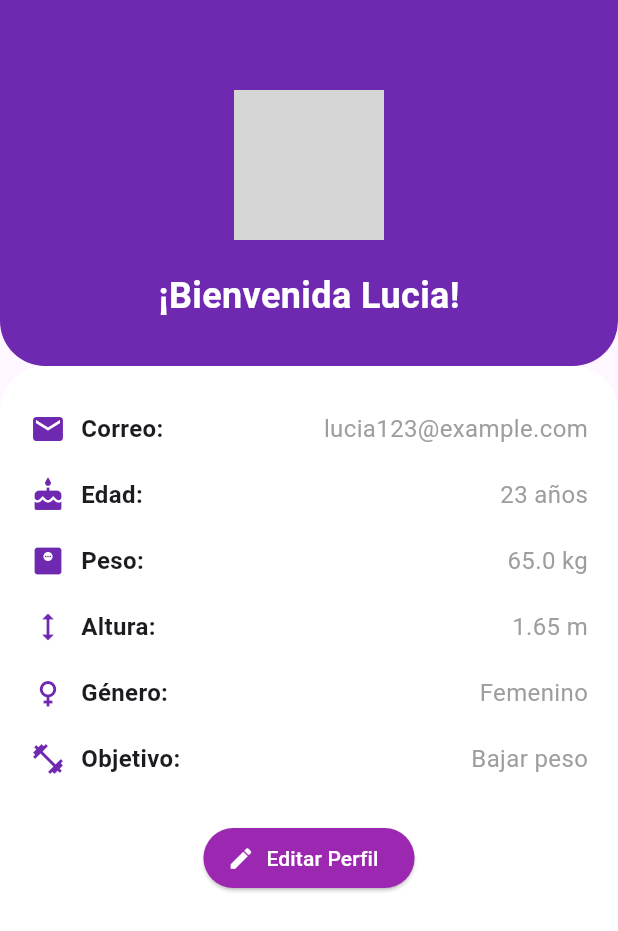
After one commit to lili195/habits-tracker, a Flutter app: the UserPage screen opened directly, on a phone screen of 412 x 824 dp. The commit adds this screen. Shown: the top 931 px of the screen. Run offline on Flutter 3.47's test engine with Material 3 defaults, Android fonts, the phone set to English and light mode, and no system bars; network calls fail; statements that could not run were skipped; grey boxes are pictures that could not be loaded.

Commit message:
perfil del usuario

```diff
--- a/habits_tracker_app/lib/pages/login_page.dart
+++ b/habits_tracker_app/lib/pages/login_page.dart
@@ -1,49 +1,49 @@
-import 'package:flutter/material.dart';
+// import 'package:flutter/material.dart';
 
-class LoginPage extends StatefulWidget {
-  const LoginPage({super.key});
+// class LoginPage extends StatefulWidget {
+//   const LoginPage({super.key});
 
-  @override
-  State<LoginPage> createState() => _LoginPageState();
-}
+//   @override
+//   State<LoginPage> createState() => _LoginPageState();
+// }
 
-class _LoginPageState extends State<LoginPage> {
-  bool _obscureText = true;
+// class _LoginPageState extends State<LoginPage> {
+//   bool _obscureText = true;
 
-  @override
-  Widget build(BuildContext context) {
-    return Scaffold(
-      backgroundColor: Colors.white, // Fondo blanco
-      body: Padding(
-        padding: const EdgeInsets.all(16.0),
-        child: Center(
-          child: SingleChildScrollView(
-            child: Column(
-              mainAxisAlignment: MainAxisAlignment.center,
-              children: [
-                const WelcomeMessage(), // Mensaje de bienvenida
-                const SizedBox(height: 30),
-                const UsernameField(), // Campo de usuario
-                const SizedBox(height: 20),
-                PasswordField(obscureText: _obscureText, onIconPressed: () {
-                  setState(() {
-                    _obscureText = !_obscureText; // Alternar visibilidad
-                  });
-                }),
-                const SizedBox(height: 30),
-                LoginButton(onPressed: () {
-                  // Lógica de login
-                  Navigator.pushReplacementNamed(context, 'home');
-                }),
-                const SizedBox(height: 20),
-                RegisterButton(onPressed: () {
-                  Navigator.pushReplacementNamed(context, 'SingUp');
-                }),
-              ],
-            ),
-          ),
-        ),
-      ),
-    );
-  }
-}
+//   @override
+//   Widget build(BuildContext context) {
+//     return Scaffold(
+//       backgroundColor: Colors.white, // Fondo blanco
+//       body: Padding(
+//         padding: const EdgeInsets.all(16.0),
+//         child: Center(
+//           child: SingleChildScrollView(
+//             child: Column(
+//               mainAxisAlignment: MainAxisAlignment.center,
+//               children: [
+//                 const WelcomeMessage(), // Mensaje de bienvenida
+//                 const SizedBox(height: 30),
+//                 const UsernameField(), // Campo de usuario
+//                 const SizedBox(height: 20),
+//                 PasswordField(obscureText: _obscureText, onIconPressed: () {
+//                   setState(() {
+//                     _obscureText = !_obscureText; // Alternar visibilidad
+//                   });
+//                 }),
+//                 const SizedBox(height: 30),
+//                 LoginButton(onPressed: () {
+//                   // Lógica de login
+//                   Navigator.pushReplacementNamed(context, 'home');
+//                 }),
+//                 const SizedBox(height: 20),
+//                 RegisterButton(onPressed: () {
+//                   Navigator.pushReplacementNamed(context, 'SingUp');
+//                 }),
+//               ],
+//             ),
+//           ),
+//         ),
+//       ),
+//     );
+//   }
+// }
--- /dev/null
+++ b/habits_tracker_app/lib/pages/user_page.dart
@@ -0,0 +1,56 @@
+import 'package:habits_tracker_app/widgets/user_page/user_info.dart';
+import 'package:habits_tracker_app/widgets/user_page/user_profile_header.dart';
+import 'package:flutter/material.dart';
+
+class UserPage extends StatelessWidget {
+  const UserPage({super.key});
+
+  @override
+  Widget build(BuildContext context) {
+    return Scaffold(
+      body: Column(
+        children: [
+          const UserProfileHeader(
+            username: 'Lucia',
+            profileImageUrl: 'https://static.semrush.com/persona/personas/4436574'), // Sección del encabezado
+          Expanded(
+            child: Container(
+              padding: const EdgeInsets.all(20.0),
+              decoration: const BoxDecoration(
+                color: Colors.white,
+                borderRadius: BorderRadius.only(
+                  topLeft: Radius.circular(30),
+                  topRight: Radius.circular(30),
+                ),
+              ),
+              child: Column(
+                children: [
+                  const UserInfo(
+                    email: 'lucia123@example.com',
+                    age: 23,
+                    weight: 65,
+                    height: 1.65,
+                    gender: 'Femenino',
+                    goal: 'Bajar peso',
+                  ), // Sección de información
+                  const SizedBox(height: 20),
+                  ElevatedButton.icon(
+                    onPressed: () {
+                      // Acción de editar perfil
+                    },
+                    style: ElevatedButton.styleFrom(
+                      backgroundColor: const Color.fromRGBO(156, 40, 177, 1.0),
+                      foregroundColor: Colors.white,
+                    ),
+                    icon: const Icon(Icons.edit),
+                    label: const Text('Editar Perfil'),
+                  ),
+                ],
+              ),
+            ),
+          ),
+        ],
+      ),
+    );
+  }
+}
--- /dev/null
+++ b/habits_tracker_app/lib/widgets/user_page/user_info.dart
@@ -0,0 +1,60 @@
+import 'package:habits_tracker_app/widgets/user_page/user_info_row.dart';
+import 'package:flutter/material.dart';
+
+class UserInfo extends StatelessWidget {
+  final String email;
+  final int age;
+  final double weight;
+  final double height;
+  final String gender;
+  final String goal;
+
+  const UserInfo({
+    super.key,
+    required this.email,
+    required this.age,
+    required this.weight,
+    required this.height,
+    required this.gender,
+    required this.goal,
+  });
+
+  @override
+  Widget build(BuildContext context) {
+    return Column(
+      crossAxisAlignment: CrossAxisAlignment.start,
+      children: [
+        UserInfoRow(
+          icon: Icons.email,
+          label: 'Correo:',
+          value: email,
+        ),
+        UserInfoRow(
+          icon: Icons.cake,
+          label: 'Edad:',
+          value: '$age años',
+        ),
+        UserInfoRow(
+          icon: Icons.monitor_weight,
+          label: 'Peso:',
+          value: '$weight kg',
+        ),
+        UserInfoRow(
+          icon: Icons.height,
+          label: 'Altura:',
+          value: '${height.toStringAsFixed(2)} m',
+        ),
+        UserInfoRow(
+          icon: gender == 'Femenino' ? Icons.female : Icons.male,
+          label: 'Género:',
+          value: gender,
+        ),
+        UserInfoRow(
+          icon: Icons.fitness_center,
+          label: 'Objetivo:',
+          value: goal,
+        ),
+      ],
+    );
+  }
+}
--- /dev/null
+++ b/habits_tracker_app/lib/widgets/user_page/user_info_row.dart
@@ -0,0 +1,45 @@
+import 'package:flutter/material.dart';
+
+class UserInfoRow extends StatelessWidget {
+  final IconData icon;
+  final String label;
+  final String value;
+
+  const UserInfoRow({
+    super.key,
+    required this.icon,
+    required this.label,
+    required this.value,
+  });
+
+  @override
+  Widget build(BuildContext context) {
+    return Padding(
+      padding: const EdgeInsets.symmetric(vertical: 10.0),
+      child: Row(
+        children: [
+          Icon(
+            icon,
+            color: const Color.fromRGBO(111, 40, 176, 1.0),
+          ),
+          const SizedBox(width: 10),
+          Text(
+            label,
+            style: const TextStyle(
+              fontSize: 16,
+              fontWeight: FontWeight.bold,
+            ),
+          ),
+          const Spacer(),
+          Text(
+            value,
+            style: const TextStyle(
+              fontSize: 16,
+              color: Colors.grey,
+            ),
+          ),
+        ],
+      ),
+    );
+  }
+}
--- /dev/null
+++ b/habits_tracker_app/lib/widgets/user_page/user_profile_header.dart
@@ -0,0 +1,45 @@
+import 'package:flutter/material.dart';
+
+class UserProfileHeader extends StatelessWidget {
+  final String username;
+  final String profileImageUrl;
+
+  const UserProfileHeader({
+    super.key,
+    required this.username,
+    required this.profileImageUrl,
+  });
+
+  @override
+  Widget build(BuildContext context) {
+    return Container(
+      width: double.infinity, // Ocupa todo el ancho
+      padding: const EdgeInsets.symmetric(horizontal: 20.0, vertical: 30.0), // Espacio superior agregado
+      decoration: const BoxDecoration(
+        color: Color.fromRGBO(111, 40, 176, 1.0), // Color morado
+        borderRadius: BorderRadius.only(
+          bottomLeft: Radius.circular(30),
+          bottomRight: Radius.circular(30),
+        ),
+      ),
+      child: Column(
+        children: [
+          const SizedBox(height: 30), // Espacio extra para mover la foto hacia abajo
+          CircleAvatar(
+            radius: 50,
+            backgroundImage: NetworkImage(profileImageUrl),
+          ),
+          const SizedBox(height: 20),
+          Text(
+            '¡Bienvenida $username!',
+            style: const TextStyle(
+              fontSize: 24,
+              fontWeight: FontWeight.bold,
+              color: Colors.white,
+            ),
+          ),
+        ],
+      ),
+    );
+  }
+}
```
Also changed, not shown: habits_tracker_app/lib/widgets/ejemplo.dart (deleted), 1 other file.
